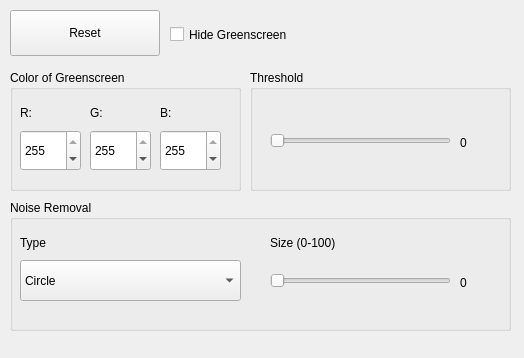
Qt form greenscreen.ui (niv-d/python-greenscreen) before a commit.
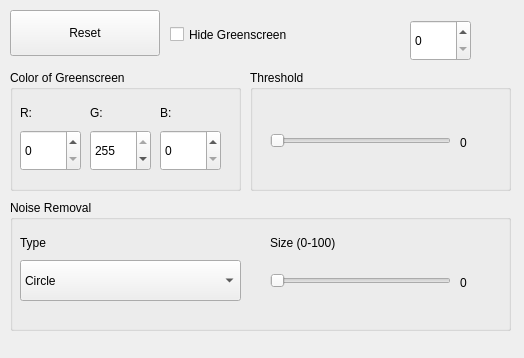
The same form after that commit.

```diff
--- a/greenscreen.ui
+++ b/greenscreen.ui
@@ -193,7 +193,7 @@
       <number>255</number>
      </property>
      <property name="value">
-      <number>255</number>
+      <number>0</number>
      </property>
     </widget>
     <widget class="QSpinBox" name="spinBoxBlue">
@@ -209,7 +209,7 @@
       <number>255</number>
      </property>
      <property name="value">
-      <number>255</number>
+      <number>0</number>
      </property>
     </widget>
     <widget class="QLabel" name="label_3">
@@ -302,6 +302,22 @@
     <zorder>checkBoxGreenScreen</zorder>
     <zorder>pushButtonReset</zorder>
    </widget>
+   <widget class="QSpinBox" name="spinBoxBlueCam">
+    <property name="geometry">
+     <rect>
+      <x>410</x>
+      <y>20</y>
+      <width>61</width>
+      <height>41</height>
+     </rect>
+    </property>
+    <property name="maximum">
+     <number>255</number>
+    </property>
+    <property name="value">
+     <number>0</number>
+    </property>
+   </widget>
   </widget>
  </widget>
  <resources/>
```
